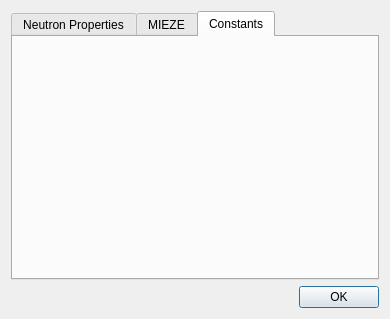
Before: the Qt Designer form ui/formulas.ui in tweber-ill/frm_mirror-miezetools, drawn with Qt 5.
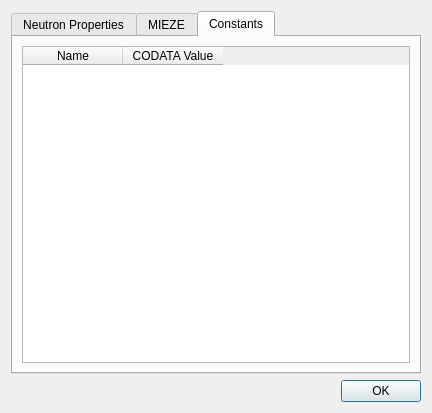
After: the same form once the commit is applied. The open tabs and pages were chosen to show the change.

```diff
--- a/ui/formulas.ui
+++ b/ui/formulas.ui
@@ -6,8 +6,8 @@
    <rect>
     <x>0</x>
     <y>0</y>
-    <width>379</width>
-    <height>319</height>
+    <width>432</width>
+    <height>413</height>
    </rect>
   </property>
   <property name="windowTitle">
@@ -273,6 +273,22 @@
       <attribute name="title">
        <string>Constants</string>
       </attribute>
+      <layout class="QGridLayout" name="gridLayout_2">
+       <item row="0" column="0">
+        <widget class="QTableWidget" name="tableConst">
+         <column>
+          <property name="text">
+           <string>Name</string>
+          </property>
+         </column>
+         <column>
+          <property name="text">
+           <string>CODATA Value</string>
+          </property>
+         </column>
+        </widget>
+       </item>
+      </layout>
      </widget>
     </widget>
    </item>
```
